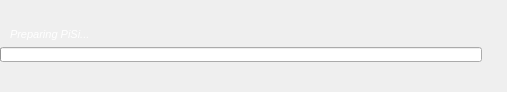
pars-linux/uludag, file kde/package-manager/manager/ui/progressdialog_v4.ui: the form before one commit.
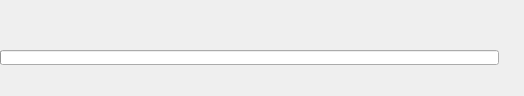
The form after the commit. Icons and pictures are not drawn.

The edit to the form file:
```diff
--- a/kde/package-manager/manager/ui/progressdialog_v4.ui
+++ b/kde/package-manager/manager/ui/progressdialog_v4.ui
@@ -6,8 +6,8 @@
    <rect>
     <x>0</x>
     <y>0</y>
-    <width>507</width>
-    <height>92</height>
+    <width>524</width>
+    <height>96</height>
    </rect>
   </property>
   <property name="sizePolicy">
@@ -122,29 +122,46 @@
           </widget>
          </item>
          <item>
-          <widget class="QLabel" name="actionLabel">
+          <widget class="QTextBrowser" name="actionLabel">
+           <property name="sizePolicy">
+            <sizepolicy hsizetype="Expanding" vsizetype="Fixed">
+             <horstretch>0</horstretch>
+             <verstretch>0</verstretch>
+            </sizepolicy>
+           </property>
+           <property name="minimumSize">
+            <size>
+             <width>0</width>
+             <height>17</height>
+            </size>
+           </property>
+           <property name="maximumSize">
+            <size>
+             <width>16777215</width>
+             <height>17</height>
+            </size>
+           </property>
            <property name="font">
             <font>
              <pointsize>8</pointsize>
-             <weight>50</weight>
              <italic>true</italic>
-             <bold>false</bold>
             </font>
            </property>
-           <property name="styleSheet">
-            <string notr="true">color:white;</string>
+           <property name="frameShape">
+            <enum>QFrame::NoFrame</enum>
            </property>
-           <property name="text">
-            <string>Preparing PiSi...</string>
+           <property name="verticalScrollBarPolicy">
+            <enum>Qt::ScrollBarAlwaysOff</enum>
            </property>
-           <property name="alignment">
-            <set>Qt::AlignLeading|Qt::AlignLeft|Qt::AlignVCenter</set>
+           <property name="horizontalScrollBarPolicy">
+            <enum>Qt::ScrollBarAlwaysOff</enum>
            </property>
-           <property name="wordWrap">
-            <bool>false</bool>
-           </property>
-           <property name="indent">
-            <number>3</number>
+           <property name="html">
+            <string notr="true">&lt;!DOCTYPE HTML PUBLIC &quot;-//W3C//DTD HTML 4.0//EN&quot; &quot;http://www.w3.org/TR/REC-html40/strict.dtd&quot;&gt;
+&lt;html&gt;&lt;head&gt;&lt;meta name=&quot;qrichtext&quot; content=&quot;1&quot; /&gt;&lt;style type=&quot;text/css&quot;&gt;
+p, li { white-space: pre-wrap; }
+&lt;/style&gt;&lt;/head&gt;&lt;body style=&quot; font-family:'Droid Sans'; font-size:8pt; font-weight:400; font-style:italic;&quot;&gt;
+&lt;p style=&quot;-qt-paragraph-type:empty; margin-top:0px; margin-bottom:0px; margin-left:0px; margin-right:0px; -qt-block-indent:0; text-indent:0px;&quot;&gt;&lt;/p&gt;&lt;/body&gt;&lt;/html&gt;</string>
            </property>
           </widget>
          </item>
@@ -182,6 +199,13 @@
        <property name="undoRedoEnabled">
         <bool>false</bool>
        </property>
+       <property name="html">
+        <string notr="true">&lt;!DOCTYPE HTML PUBLIC &quot;-//W3C//DTD HTML 4.0//EN&quot; &quot;http://www.w3.org/TR/REC-html40/strict.dtd&quot;&gt;
+&lt;html&gt;&lt;head&gt;&lt;meta name=&quot;qrichtext&quot; content=&quot;1&quot; /&gt;&lt;style type=&quot;text/css&quot;&gt;
+p, li { white-space: pre-wrap; }
+&lt;/style&gt;&lt;/head&gt;&lt;body style=&quot; font-family:'Droid Sans'; font-size:22pt; font-weight:600; font-style:normal;&quot;&gt;
+&lt;p style=&quot;-qt-paragraph-type:empty; margin-top:0px; margin-bottom:0px; margin-left:0px; margin-right:0px; -qt-block-indent:0; text-indent:0px;&quot;&gt;&lt;/p&gt;&lt;/body&gt;&lt;/html&gt;</string>
+       </property>
        <property name="textInteractionFlags">
         <set>Qt::NoTextInteraction</set>
        </property>
@@ -281,6 +305,13 @@
        <property name="readOnly">
         <bool>true</bool>
        </property>
+       <property name="html">
+        <string notr="true">&lt;!DOCTYPE HTML PUBLIC &quot;-//W3C//DTD HTML 4.0//EN&quot; &quot;http://www.w3.org/TR/REC-html40/strict.dtd&quot;&gt;
+&lt;html&gt;&lt;head&gt;&lt;meta name=&quot;qrichtext&quot; content=&quot;1&quot; /&gt;&lt;style type=&quot;text/css&quot;&gt;
+p, li { white-space: pre-wrap; }
+&lt;/style&gt;&lt;/head&gt;&lt;body style=&quot; font-family:'Droid Sans'; font-size:9pt; font-weight:600; font-style:normal;&quot;&gt;
+&lt;p style=&quot;-qt-paragraph-type:empty; margin-top:0px; margin-bottom:0px; margin-left:0px; margin-right:0px; -qt-block-indent:0; text-indent:0px;&quot;&gt;&lt;/p&gt;&lt;/body&gt;&lt;/html&gt;</string>
+       </property>
        <property name="textInteractionFlags">
         <set>Qt::NoTextInteraction</set>
        </property>
```
Left out of the diff: 4 changed lines with no effect on the pictures.
